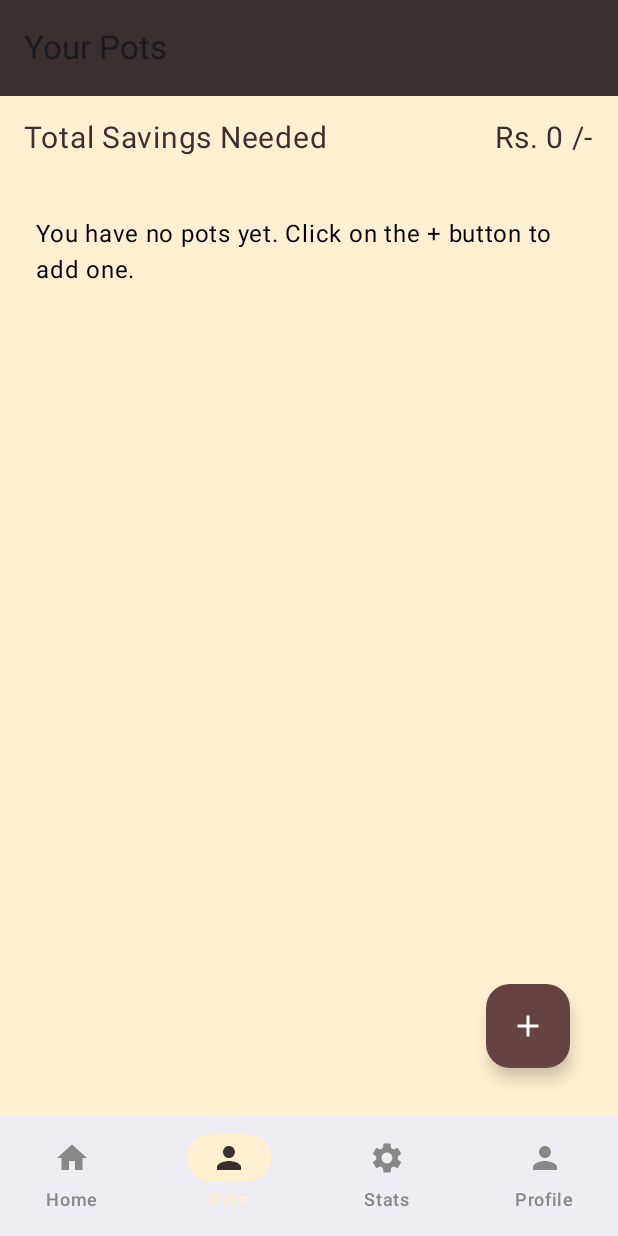
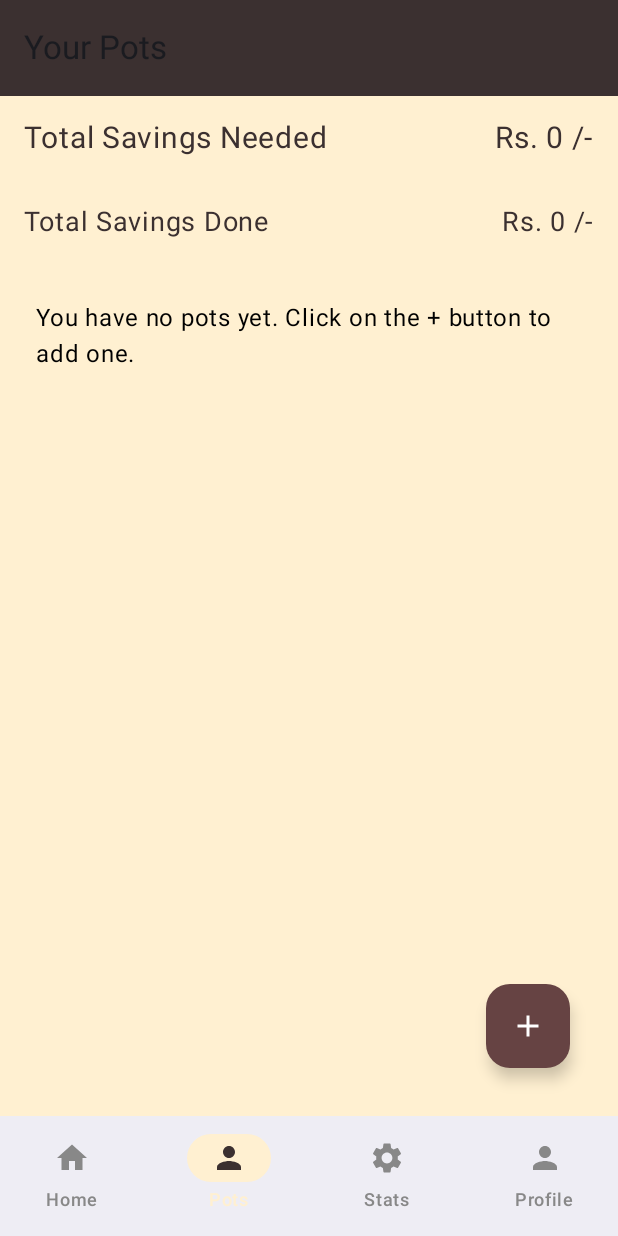
Before and after one commit to OmSDeshmukh/YourExpense, an Android app built with Jetpack Compose: the composable PotsScreen shown on its own in the app's theme, on a phone screen of 412 x 824 dp. Run offline under Robolectric (Android 15) with nearby library versions, the light colour scheme and no system bars; libraries missing offline, so code that uses them is left out: com.ramcosta.composedestinations; 2 statements that could not run were skipped.

Commit message:
Fixed Minor Bugs

```diff
--- a/MyExpenses/app/src/main/java/com/example/expensetracker/MainActivity.kt
+++ b/MyExpenses/app/src/main/java/com/example/expensetracker/MainActivity.kt
@@ -63,14 +63,6 @@ class MainActivity : ComponentActivity() {
     }
 }
 
-/*  ISSUES
-
-    Pots Screen :-
-            Pot selected must be highlighted.
-    Profile Screen :-
-            Balance is showing only subtracted pots value sometimes.
-*/
-
 /*  TODO
     Show Dialog for the extracted Items and implementation of the same.
     Ability to crop the image.
--- a/MyExpenses/app/src/main/java/com/example/expensetracker/presentation/Pots/PotsScreen.kt
+++ b/MyExpenses/app/src/main/java/com/example/expensetracker/presentation/Pots/PotsScreen.kt
@@ -298,6 +298,24 @@ private fun PotsScreen(
                     modifier = Modifier.padding(16.dp))
             }
 
+            val totalSofar = state.pots.sumOf { it.sofar }
+
+            Row(
+                modifier = Modifier.fillMaxWidth(),
+                verticalAlignment = Alignment.CenterVertically,
+                horizontalArrangement = Arrangement.SpaceBetween
+            ) {
+                Text("Total Savings Done",
+                    color = color4,
+                    fontSize = 18.sp,
+                    modifier = Modifier.padding(16.dp))
+
+                Text("Rs. $totalSofar /-",
+                    color = color4,
+                    fontSize = 18.sp,
+                    modifier = Modifier.padding(16.dp))
+            }
+
             state.pots.forEach {
                 SavingsCard(
                     pot = it,
@@ -338,9 +356,7 @@ fun SavingsCard(
             title = { Text(pot.name) },
             text = {
                 Column(
-                    modifier = Modifier
-                        .fillMaxWidth()
-                        .padding(8.dp),
+                    modifier = Modifier.fillMaxWidth().padding(8.dp),
                     verticalArrangement = Arrangement.Center,
                     horizontalAlignment = Alignment.CenterHorizontally
                 ) {
@@ -438,15 +454,14 @@ fun SavingsCard(
         modifier = Modifier
             .fillMaxWidth()
             .padding(8.dp)
-            .pointerInput(Unit){
+            .pointerInput(Unit) {
                 detectTapGestures(
                     onLongPress = {
                         onPotClicked()
                         onLongPress()
                     },
                     onTap = {
-                         if( pot.sofar < pot.goal )
-                         {
+                        if (pot.sofar < pot.goal) {
                             onPotClicked()
                             showDialog = true
                         }
@@ -463,8 +478,7 @@ fun SavingsCard(
             verticalAlignment = Alignment.CenterVertically,
         ) {
             Column(
-                modifier = Modifier
-                    .padding(8.dp),
+                modifier = Modifier.padding(8.dp),
                 verticalArrangement = Arrangement.spacedBy(4.dp)
             ) {
                 Text(pot.name, color = Color.White)
--- a/MyExpenses/app/src/main/java/com/example/expensetracker/presentation/Profile/ProfileScreenViewModel.kt
+++ b/MyExpenses/app/src/main/java/com/example/expensetracker/presentation/Profile/ProfileScreenViewModel.kt
@@ -50,7 +50,8 @@ class ProfileScreenViewModel @Inject constructor(
 
                 _state.value = _state.value.copy(
                     totalIncome = totalIncome,
-                    totalExpense = totalExpense
+                    totalExpense = totalExpense,
+                    balance = _state.value.balance + (totalIncome - totalExpense)
                 )
             }
         }
```
Lines whose indentation alone changed are shown as unchanged.
